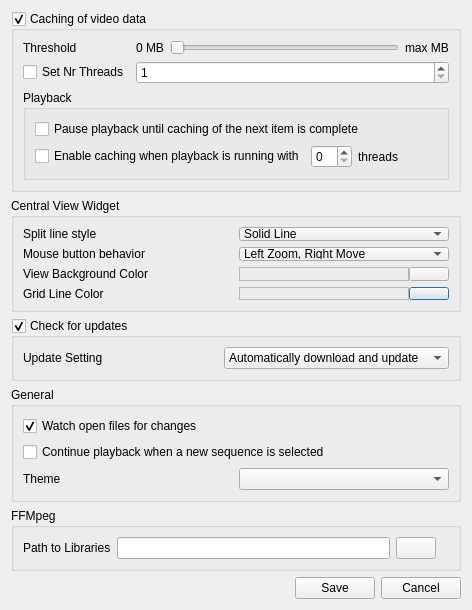
Qt form ui/settingsDialog.ui (IENT/YUView) before a commit.
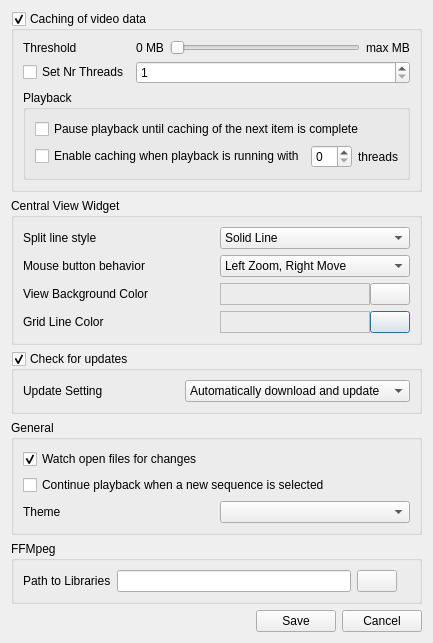
The same form after that commit. Custom widgets are drawn as their Qt base class.

Commit message: Removed all minimum size settings. This seems to be not platform independent. If a minimum size is set, it will be followed. If no minimum size is set, Qt will determine the minimum size depending on the platform. That is what we want.

What changed in the file:
```diff
--- a/ui/settingsDialog.ui
+++ b/ui/settingsDialog.ui
@@ -6,8 +6,8 @@
    <rect>
     <x>0</x>
     <y>0</y>
-    <width>468</width>
-    <height>610</height>
+    <width>384</width>
+    <height>601</height>
    </rect>
   </property>
   <property name="windowTitle">
@@ -18,7 +18,7 @@
     <widget class="QGroupBox" name="groupBoxCaching">
      <property name="minimumSize">
       <size>
-       <width>450</width>
+       <width>0</width>
        <height>0</height>
       </size>
      </property>
@@ -206,7 +206,7 @@
      <property name="minimumSize">
       <size>
        <width>0</width>
-       <height>80</height>
+       <height>0</height>
       </size>
      </property>
      <property name="title">
```
Left out of the diff: 2 changed lines with no effect on the pictures.
